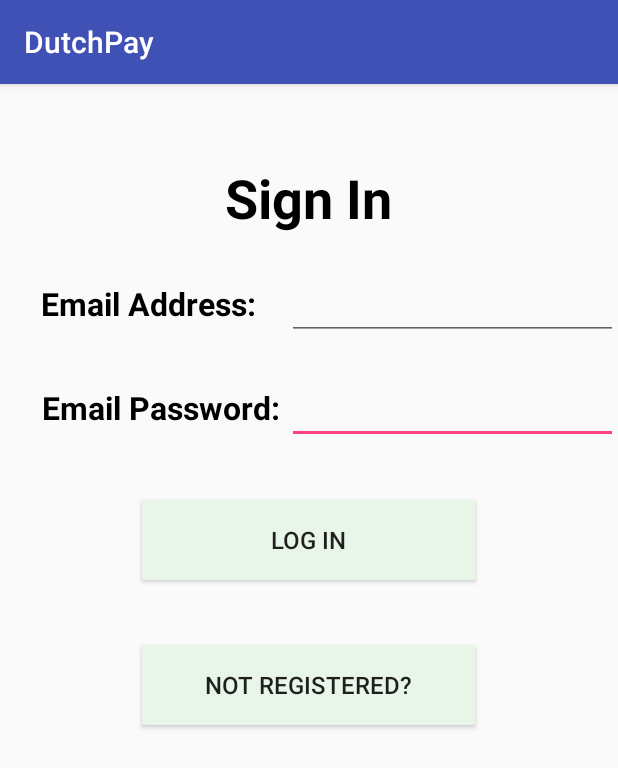
After one commit to dan-choe/mhack, an Android app: the LogInActivity screen opened directly, with no data from a screen before it, on a phone screen of 412 x 824 dp. The commit adds this screen. Shown: the top 768 px of the screen. Run offline under Robolectric (Android 15) with nearby library versions, the phone set to English and light mode, and no system bars; our stand-ins replace Firebase (no records; nobody signed in at launch, a user with empty details on screens opened directly).

Commit message:
firebase

```diff
--- a/app/build.gradle
+++ b/app/build.gradle
@@ -26,7 +26,13 @@ dependencies {
     })
     compile 'com.android.support:appcompat-v7:25.3.1'
     compile 'com.android.support.constraint:constraint-layout:1.0.2'
+
+    compile 'com.google.firebase:firebase-database:11.4.0'
+    compile 'com.google.firebase:firebase-auth:11.4.0'
+    compile 'com.google.firebase:firebase-storage:11.4.0'
+
     testCompile 'junit:junit:4.12'
+
 }
 
 apply plugin: 'com.google.gms.google-services'
--- /dev/null
+++ b/app/src/main/java/com/example/android/dutchpay/LogInActivity.java
@@ -0,0 +1,101 @@
+package com.example.android.dutchpay;
+
+
+import android.app.ProgressDialog;
+import android.content.Intent;
+import android.os.Bundle;
+import android.support.annotation.NonNull;
+import android.support.v7.app.AppCompatActivity;
+import android.text.TextUtils;
+import android.view.View;
+import android.widget.Button;
+import android.widget.EditText;
+import android.widget.Toast;
+
+import com.google.android.gms.tasks.OnCompleteListener;
+import com.google.android.gms.tasks.Task;
+import com.google.firebase.auth.AuthResult;
+import com.google.firebase.auth.FirebaseAuth;
+
+public class LogInActivity extends AppCompatActivity implements View.OnClickListener {
+
+    private EditText emailAddress;
+    private EditText emailPassword;
+
+    private Button logButton;
+    private Button regButton;
+
+    private ProgressDialog mProgressDialog;
+    private FirebaseAuth mFirebaseAuth;
+
+    @Override
+    public void onCreate(Bundle savedBundle) {
+        super.onCreate(savedBundle);
+        setContentView(R.layout.log_in);
+
+        mFirebaseAuth = FirebaseAuth.getInstance();
+        mProgressDialog = new ProgressDialog(this);
+
+        if (mFirebaseAuth.getCurrentUser() != null) {
+            startActivity(new Intent(getApplicationContext(), MainActivity.class));
+        }
+
+        emailAddress = (EditText)findViewById(R.id.emailAddressEdit);
+        emailPassword = (EditText)findViewById(R.id.emailPasswordEdit);
+
+        logButton = (Button)findViewById(R.id.logButton);
+        logButton.setOnClickListener(this);
+
+        regButton = (Button)findViewById(R.id.regButton);
+        regButton.setOnClickListener(this);
+    }
+
+    @Override
+    public void onClick(View v) {
+        if (v == logButton) {
+            firebaseLogIn();
+        }
+        if (v == regButton) {
+            finish();
+        }
+    }
+
+    private void firebaseLogIn() {
+
+        String address = emailAddress.getText().toString();
+        String password = emailPassword.getText().toString();
+
+        // check for valid inputs
+        if (TextUtils.isEmpty(address)) {
+            toastMessage("Email address field is empty.");
+            return;
+        }
+        if (TextUtils.isEmpty(password)) {
+            toastMessage("Email password field is empty.");
+            return;
+        }
+
+        mProgressDialog.setMessage("Logging in...");
+        mProgressDialog.show();
+
+        mFirebaseAuth.signInWithEmailAndPassword(address, password)
+                .addOnCompleteListener(this, new OnCompleteListener<AuthResult>() {
+                    @Override
+                    public void onComplete(@NonNull Task<AuthResult> task) {
+                        mProgressDialog.dismiss();
+                        if (task.isSuccessful()) {
+                            Intent soundVisualization = new Intent(getApplicationContext(), MainActivity.class);
+                            startActivity(soundVisualization);
+                        }
+                        else {
+                            toastMessage("Invalid Inputs or Need to make an account.");
+                        }
+                    }
+                });
+    }
+
+    // helper function to toast a message
+    public void toastMessage(String message) {
+        Toast.makeText(getApplicationContext(), message, Toast.LENGTH_SHORT).show();
+    }
+}
--- /dev/null
+++ b/app/src/main/res/layout/camera_plus_gal.xml
@@ -0,0 +1,6 @@
+<?xml version="1.0" encoding="utf-8"?>
+<LinearLayout xmlns:android="http://schemas.android.com/apk/res/android"
+    android:orientation="vertical" android:layout_width="match_parent"
+    android:layout_height="match_parent">
+
+</LinearLayout>
--- /dev/null
+++ b/app/src/main/res/layout/confirm_amount.xml
@@ -0,0 +1,6 @@
+<?xml version="1.0" encoding="utf-8"?>
+<LinearLayout xmlns:android="http://schemas.android.com/apk/res/android"
+    android:orientation="vertical" android:layout_width="match_parent"
+    android:layout_height="match_parent">
+
+</LinearLayout>
--- /dev/null
+++ b/app/src/main/res/layout/log_in.xml
@@ -0,0 +1,101 @@
+<?xml version="1.0" encoding="utf-8"?>
+<RelativeLayout xmlns:android="http://schemas.android.com/apk/res/android"
+    xmlns:tools="http://schemas.android.com/tools"
+    android:orientation="vertical" android:layout_width="match_parent"
+    android:layout_height="match_parent">
+
+    <TextView
+        android:id="@+id/textView0"
+        android:layout_width="wrap_content"
+        android:layout_height="wrap_content"
+        android:layout_alignBaseline="@+id/emailAddressEdit"
+        android:layout_alignBottom="@+id/emailAddressEdit"
+        android:layout_alignParentLeft="true"
+        android:layout_alignParentStart="true"
+        android:layout_marginLeft="27dp"
+        android:layout_marginStart="27dp"
+        android:gravity="center"
+        android:text="Email Address: "
+        android:textAllCaps="false"
+        android:textColor="@android:color/black"
+        android:textSize="21sp"
+        android:textStyle="bold"
+        tools:ignore="HardcodedText" />
+
+    <EditText
+        android:id="@+id/emailPasswordEdit"
+        android:layout_width="wrap_content"
+        android:layout_height="wrap_content"
+        android:text=""
+        android:inputType="textPassword"
+        android:layout_marginTop="24dp"
+        android:layout_below="@+id/emailAddressEdit"
+        android:layout_alignLeft="@+id/emailAddressEdit"
+        android:layout_alignStart="@+id/emailAddressEdit"
+        android:layout_alignRight="@+id/emailAddressEdit"
+        android:layout_alignEnd="@+id/emailAddressEdit" />
+
+    <TextView
+        android:id="@+id/textView1"
+        android:layout_width="wrap_content"
+        android:layout_height="wrap_content"
+        android:layout_alignBaseline="@+id/emailPasswordEdit"
+        android:layout_alignBottom="@+id/emailPasswordEdit"
+        android:layout_alignLeft="@+id/textView0"
+        android:layout_alignStart="@+id/textView0"
+        android:gravity="center"
+        android:text="Email Password: "
+        android:textColor="@android:color/black"
+        android:textSize="21sp"
+        android:textStyle="bold"
+        tools:ignore="HardcodedText" />
+
+    <EditText
+        android:id="@+id/emailAddressEdit"
+        android:layout_width="match_parent"
+        android:layout_height="wrap_content"
+        android:layout_alignParentTop="true"
+        android:layout_marginTop="125dp"
+        android:layout_toRightOf="@+id/textView1"
+        android:text=""
+        tools:ignore="RtlHardcoded,TextFields" />
+
+    <Button
+        android:id="@+id/logButton"
+        android:layout_width="230sp"
+        android:layout_height="65sp"
+        android:layout_marginTop="31dp"
+        android:backgroundTint="#E8F5E9"
+        android:text="Log In"
+        android:textSize="16sp"
+        android:layout_below="@+id/emailPasswordEdit"
+        android:layout_centerHorizontal="true"
+        tools:ignore="HardcodedText,UnusedAttribute" />
+
+    <Button
+        android:id="@+id/regButton"
+        android:layout_width="230sp"
+        android:layout_height="65sp"
+        android:layout_marginTop="31dp"
+        android:backgroundTint="#E8F5E9"
+        android:text="Not Registered?"
+        android:textSize="16sp"
+        android:layout_below="@+id/logButton"
+        android:layout_alignLeft="@+id/logButton"
+        android:layout_alignStart="@+id/logButton"
+        tools:ignore="HardcodedText,UnusedAttribute" />
+
+    <TextView
+        android:id="@+id/textView"
+        android:layout_width="wrap_content"
+        android:layout_height="wrap_content"
+        android:gravity="center"
+        android:text="Sign In"
+        android:textColor="@android:color/black"
+        android:textSize="36sp"
+        android:textStyle="bold"
+        android:layout_marginBottom="32dp"
+        android:layout_above="@+id/textView0"
+        android:layout_centerHorizontal="true"
+        tools:ignore="HardcodedText" />
+</RelativeLayout>
--- a/app/src/main/res/values/strings.xml
+++ b/app/src/main/res/values/strings.xml
@@ -1,3 +1,4 @@
 <resources>
     <string name="app_name">DutchPay</string>
+    <string name="register_email_text">"Email Address: " </string>
 </resources>
```
Also changed, not shown: app/src/main/AndroidManifest.xml (+11 -1 lines), app/src/main/java/com/example/android/dutchpay/AuthActivity.java (added, +147 -0 lines), app/src/main/java/com/example/android/dutchpay/MainActivity.java (+65 -1 lines), app/src/main/res/layout/activity_main.xml (+0 -9 lines), app/src/main/res/layout/add_friend.xml (added, +8 -0 lines), app/src/main/res/layout/friend_list.xml (added, +12 -0 lines), app/src/main/res/layout/register.xml (added, +127 -0 lines), app/src/main/res/menu/log_out_menu.xml (added, +9 -0 lines).
